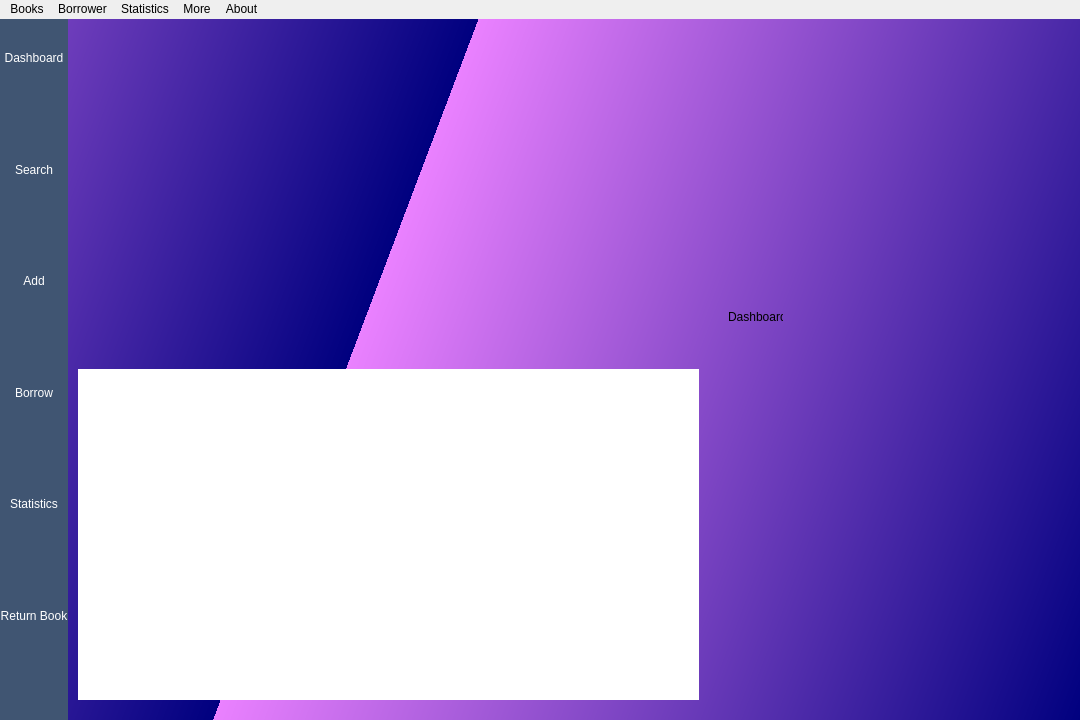
The window that Main.ui (spotifyboss/Library-management-system-pyqt5-mysql) describes before a commit, drawn with Qt 5.
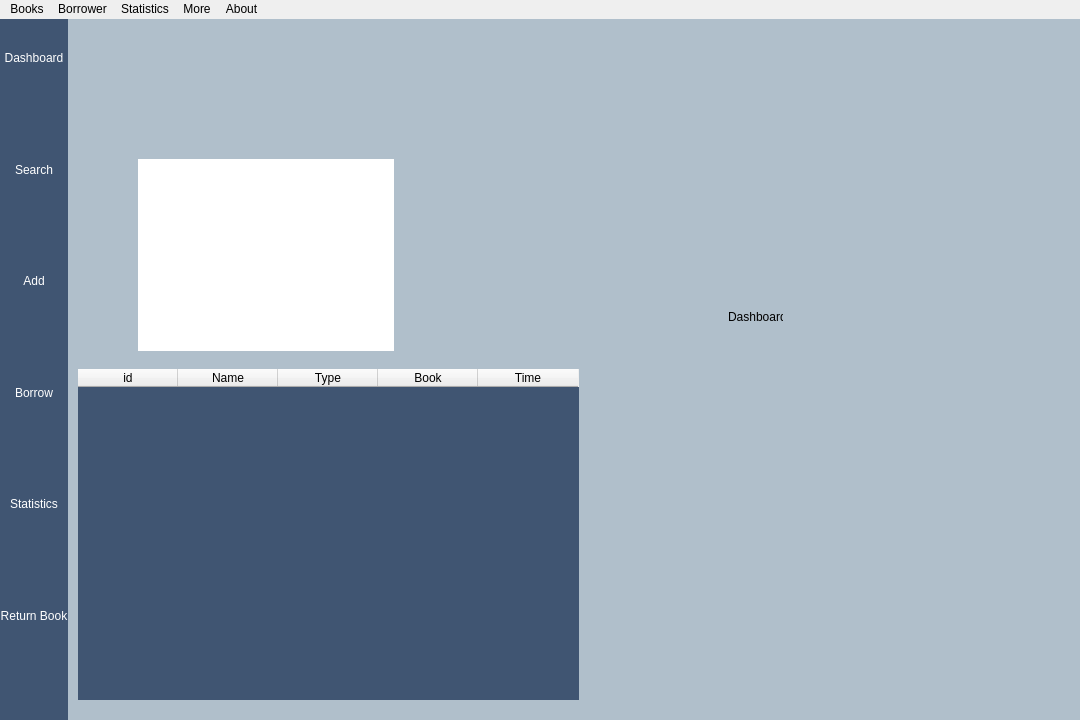
The same window after the commit. Icons and pictures are not drawn.

```diff
--- a/Main.ui
+++ b/Main.ui
@@ -14,7 +14,7 @@
    <string>Library System</string>
   </property>
   <property name="windowIcon">
-   <iconset>
+   <iconset resource="resources.qrc">
     <normaloff>:/icon_solid/solid/book-open.svg</normaloff>:/icon_solid/solid/book-open.svg</iconset>
   </property>
   <property name="styleSheet">
@@ -36,9 +36,13 @@
 }
 
 #mainStackedWidget{
-	background-color:qlineargradient(spread:repeat, x1:0.198721, y1:0.79, x2:1, y2:1, stop:0 rgba(234, 129, 255, 255), stop:1 rgba(0, 0, 127, 255));
+	background-color:rgb(176, 191, 203);
 }
-</string>
+
+#logTable{
+	background-color:rgb(64, 85, 114);
+	color: white;
+}</string>
   </property>
   <widget class="QWidget" name="centralwidget">
    <layout class="QHBoxLayout" name="horizontalLayout">
@@ -90,7 +94,7 @@
              <string/>
             </property>
             <property name="pixmap">
-             <pixmap>:/icons/icons/book-open.svg</pixmap>
+             <pixmap resource="resources.qrc">:/icons/icons/book-open.svg</pixmap>
             </property>
            </widget>
           </item>
@@ -121,7 +125,7 @@
              <string>Dashboard</string>
             </property>
             <property name="icon">
-             <iconset>
+             <iconset resource="resources.qrc">
               <normaloff>:/icon_brand/brands/dashcube.svg</normaloff>:/icon_brand/brands/dashcube.svg</iconset>
             </property>
             <property name="iconSize">
@@ -151,7 +155,7 @@
              <string>Search</string>
             </property>
             <property name="icon">
-             <iconset>
+             <iconset resource="resources.qrc">
               <normaloff>:/icon_solid/solid/magnifying-glass.svg</normaloff>:/icon_solid/solid/magnifying-glass.svg</iconset>
             </property>
             <property name="iconSize">
@@ -181,7 +185,7 @@
              <string>Add</string>
             </property>
             <property name="icon">
-             <iconset>
+             <iconset resource="resources.qrc">
               <normaloff>:/icon_solid/solid/plus.svg</normaloff>:/icon_solid/solid/plus.svg</iconset>
             </property>
             <property name="iconSize">
@@ -211,7 +215,7 @@
              <string>Borrow</string>
             </property>
             <property name="icon">
-             <iconset>
+             <iconset resource="resources.qrc">
               <normaloff>:/icon_solid/solid/book-open-reader.svg</normaloff>:/icon_solid/solid/book-open-reader.svg</iconset>
             </property>
             <property name="iconSize">
@@ -241,7 +245,7 @@
              <string>Statistics</string>
             </property>
             <property name="icon">
-             <iconset>
+             <iconset resource="resources.qrc">
               <normaloff>:/icon_solid/solid/chart-pie.svg</normaloff>:/icon_solid/solid/chart-pie.svg</iconset>
             </property>
             <property name="iconSize">
@@ -271,7 +275,7 @@
              <string>Return Book</string>
             </property>
             <property name="icon">
-             <iconset>
+             <iconset resource="resources.qrc">
               <normaloff>:/icon_solid/solid/arrow-turn-down.svg</normaloff>:/icon_solid/solid/arrow-turn-down.svg</iconset>
             </property>
             <property name="iconSize">
@@ -341,15 +345,50 @@
             <string>Dashboard</string>
            </property>
           </widget>
-          <widget class="QTableWidget" name="tableWidget">
+          <widget class="QTableWidget" name="logTable">
            <property name="geometry">
             <rect>
              <x>10</x>
              <y>350</y>
-             <width>621</width>
+             <width>501</width>
              <height>331</height>
             </rect>
            </property>
+           <column>
+            <property name="text">
+             <string>id</string>
+            </property>
+           </column>
+           <column>
+            <property name="text">
+             <string>Name</string>
+            </property>
+           </column>
+           <column>
+            <property name="text">
+             <string>Type</string>
+            </property>
+           </column>
+           <column>
+            <property name="text">
+             <string>Book</string>
+            </property>
+           </column>
+           <column>
+            <property name="text">
+             <string>Time</string>
+            </property>
+           </column>
+          </widget>
+          <widget class="QTableView" name="tableView">
+           <property name="geometry">
+            <rect>
+             <x>70</x>
+             <y>140</y>
+             <width>256</width>
+             <height>192</height>
+            </rect>
+           </property>
           </widget>
          </widget>
          <widget class="QWidget" name="searchPage">
@@ -440,7 +479,7 @@
      <x>0</x>
      <y>0</y>
      <width>1080</width>
-     <height>26</height>
+     <height>21</height>
     </rect>
    </property>
    <property name="defaultUp">
```
